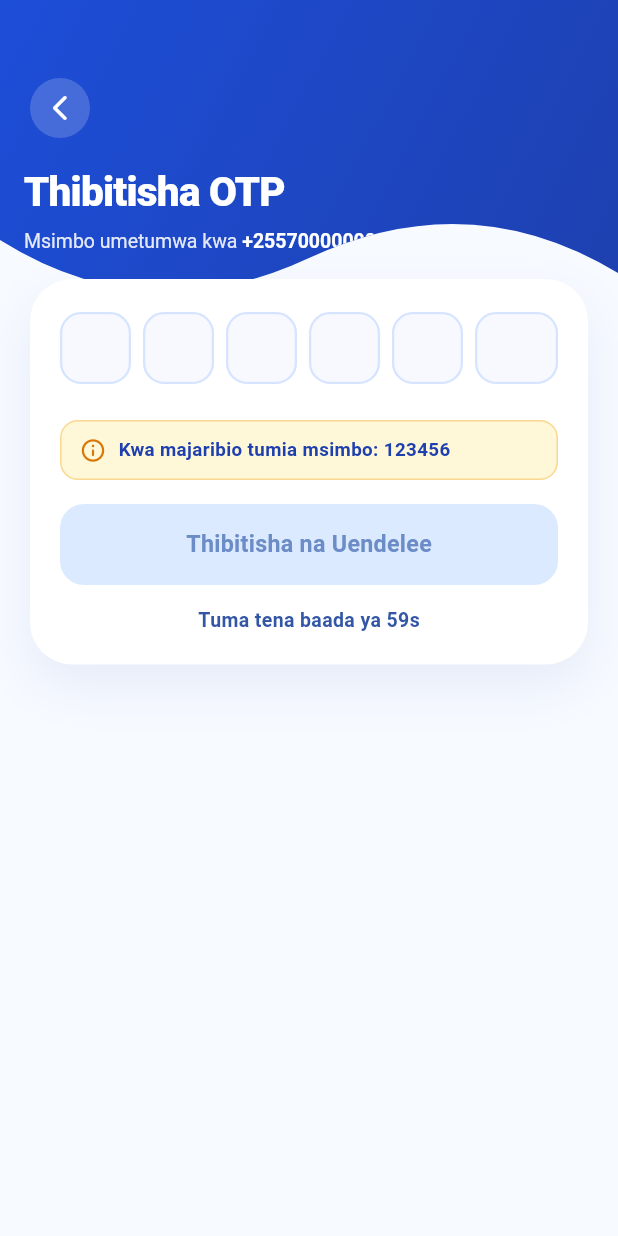
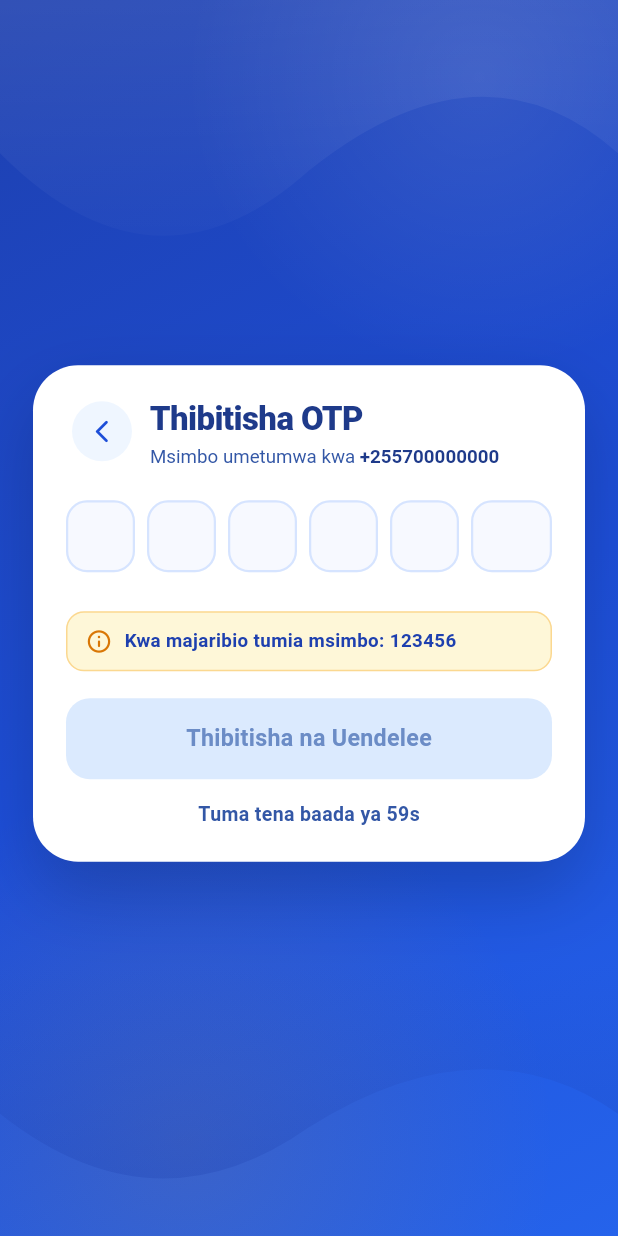
Before and after one commit to APKnation/nikodishe, a Flutter app: the OtpScreen screen opened by its route, on a phone screen of 412 x 824 dp. Run offline on Flutter 3.47's test engine with Material 3 defaults, Android fonts, the phone set to English and light mode, and no system bars; our stand-ins replace flutter_riverpod, go_router, image_picker; network calls fail.

Commit message:
improved ui and ux

```diff
--- a/lib/features/auth/presentation/screens/otp_screen.dart
+++ b/lib/features/auth/presentation/screens/otp_screen.dart
@@ -6,7 +6,7 @@ import 'package:flutter_riverpod/flutter_riverpod.dart';
 import 'package:go_router/go_router.dart';
 
 import '../../../../core/constants/app_colors.dart';
-import '../../../../core/widgets/wave_header.dart';
+import '../../../../core/widgets/auth_background.dart';
 import '../../../../data/models/user_model.dart';
 import '../../providers/auth_provider.dart';
 
@@ -16,14 +16,21 @@ class OtpScreen extends ConsumerStatefulWidget {
   final String? redirectTo;
   final String? identifier;
 
-  const OtpScreen({super.key, required this.phone, required this.role, this.redirectTo, this.identifier});
+  const OtpScreen({
+    super.key,
+    required this.phone,
+    required this.role,
+    this.redirectTo,
+    this.identifier,
+  });
 
   @override
   ConsumerState<OtpScreen> createState() => _OtpScreenState();
 }
 
 class _OtpScreenState extends ConsumerState<OtpScreen> {
-  final List<TextEditingController> _controllers = List.generate(6, (_) => TextEditingController());
+  final List<TextEditingController> _controllers =
+      List.generate(6, (_) => TextEditingController());
   final List<FocusNode> _focusNodes = List.generate(6, (_) => FocusNode());
 
   int _secondsLeft = 60;
@@ -109,52 +116,71 @@ class _OtpScreenState extends ConsumerState<OtpScreen> {
     final isComplete = _otp.length == 6;
 
     return Scaffold(
-      backgroundColor: AppColors.background,
-      body: SingleChildScrollView(
-        padding: EdgeInsets.zero,
+      body: AuthBackground(
+        child: SafeArea(
+          child: LayoutBuilder(
+            builder: (context, constraints) {
+              return SingleChildScrollView(
+                padding: const EdgeInsets.fromLTRB(22, 16, 22, 22),
+                child: ConstrainedBox(
+                  constraints: BoxConstraints(minHeight: constraints.maxHeight - 38),
+                  child: Center(
+                    child: ConstrainedBox(
+                      constraints: const BoxConstraints(maxWidth: 460),
+                      child: Container(
+                        padding: const EdgeInsets.fromLTRB(22, 20, 22, 22),
+                        decoration: BoxDecoration(
+                          color: AppColors.white,
+                          borderRadius: BorderRadius.circular(30),
+                          boxShadow: [
+                            BoxShadow(
+                              color: Colors.black.withOpacity(0.18),
+                              blurRadius: 40,
+                              offset: const Offset(0, 20),
+                            ),
+                          ],
+                        ),
                         child: Column(
+                          crossAxisAlignment: CrossAxisAlignment.stretch,
                           children: [
-            WaveHeader(
-              height: 216,
-              child: SafeArea(
-                bottom: false,
-                child: Align(
-                  alignment: Alignment.centerLeft,
-                  child: Padding(
-                    padding: const EdgeInsets.symmetric(horizontal: 16),
-                    child: Column(
-                      mainAxisAlignment: MainAxisAlignment.center,
-                      crossAxisAlignment: CrossAxisAlignment.start,
+                            Row(
                               children: [
                                 IconButton(
                                   onPressed: () => context.pop(),
-                          icon: const Icon(Icons.arrow_back_ios_new_rounded, size: 20),
+                                  icon: const Icon(Icons.arrow_back_ios_new_rounded, size: 18),
                                   style: IconButton.styleFrom(
-                            backgroundColor: AppColors.white.withOpacity(0.18),
-                            foregroundColor: AppColors.white,
+                                    backgroundColor: AppColors.blueTintSoft,
+                                    foregroundColor: AppColors.primary,
                                   ),
                                 ),
-                        const SizedBox(height: 12),
+                                const SizedBox(width: 8),
+                                Expanded(
+                                  child: Column(
+                                    crossAxisAlignment: CrossAxisAlignment.start,
+                                    children: [
                                       const Text(
                                         'Thibitisha OTP',
                                         style: TextStyle(
-                            fontSize: 27,
+                                          fontSize: 22,
                                           fontWeight: FontWeight.w800,
-                            color: AppColors.white,
-                            letterSpacing: -0.5,
+                                          color: AppColors.textPrimary,
+                                          letterSpacing: -0.4,
                                         ),
                                       ),
-                        const SizedBox(height: 6),
+                                      const SizedBox(height: 2),
                                       RichText(
                                         text: TextSpan(
-                            style: TextStyle(fontSize: 13, color: AppColors.white.withOpacity(0.88)),
+                                          style: const TextStyle(fontSize: 12.5, color: AppColors.textSecondary),
                                           children: [
                                             const TextSpan(text: 'Msimbo umetumwa kwa '),
                                             TextSpan(
                                               text: (widget.identifier != null && widget.identifier!.contains('@'))
                                                   ? widget.identifier!
                                                   : widget.phone,
-                                style: const TextStyle(fontWeight: FontWeight.w700, color: AppColors.white),
+                                              style: const TextStyle(
+                                                fontWeight: FontWeight.w700,
+                                                color: AppColors.textPrimary,
+                                              ),
                                             ),
                                           ],
                                         ),
@@ -162,28 +188,9 @@ class _OtpScreenState extends ConsumerState<OtpScreen> {
                                     ],
                                   ),
                                 ),
-                ),
-              ),
-            ),
-            Transform.translate(
-              offset: const Offset(0, -30),
-              child: Padding(
-                padding: const EdgeInsets.symmetric(horizontal: 20),
-                child: Container(
-                  padding: const EdgeInsets.fromLTRB(20, 22, 20, 20),
-                  decoration: BoxDecoration(
-                    color: AppColors.white,
-                    borderRadius: BorderRadius.circular(28),
-                    boxShadow: [
-                      BoxShadow(
-                        color: AppColors.primaryDark.withOpacity(0.08),
-                        blurRadius: 28,
-                        offset: const Offset(0, 14),
-                      ),
                               ],
                             ),
-                  child: Column(
-                    children: [
+                            const SizedBox(height: 22),
                             Row(
                               children: List.generate(6, (index) {
                                 final filled = _controllers[index].text.isNotEmpty;
@@ -207,7 +214,9 @@ class _OtpScreenState extends ConsumerState<OtpScreen> {
                                         decoration: InputDecoration(
                                           counterText: '',
                                           contentPadding: EdgeInsets.zero,
-                                    fillColor: filled ? AppColors.blueTintSoft : AppColors.surfaceSubtle.withOpacity(0.6),
+                                          fillColor: filled
+                                              ? AppColors.blueTintSoft
+                                              : AppColors.surfaceSubtle.withOpacity(0.6),
                                           enabledBorder: OutlineInputBorder(
                                             borderRadius: BorderRadius.circular(14),
                                             borderSide: BorderSide(
@@ -227,7 +236,7 @@ class _OtpScreenState extends ConsumerState<OtpScreen> {
                                 );
                               }),
                             ),
-                      const SizedBox(height: 14),
+                            const SizedBox(height: 16),
                             Container(
                               width: double.infinity,
                               padding: const EdgeInsets.symmetric(horizontal: 12, vertical: 10),
@@ -274,7 +283,7 @@ class _OtpScreenState extends ConsumerState<OtpScreen> {
                                 ),
                               ),
                             ],
-                      const SizedBox(height: 16),
+                            const SizedBox(height: 18),
                             SizedBox(
                               width: double.infinity,
                               height: 54,
@@ -321,7 +330,10 @@ class _OtpScreenState extends ConsumerState<OtpScreen> {
                       ),
                     ),
                   ),
-          ],
+                ),
+              );
+            },
+          ),
         ),
       ),
     );
```
Lines whose indentation alone changed are shown as unchanged.
